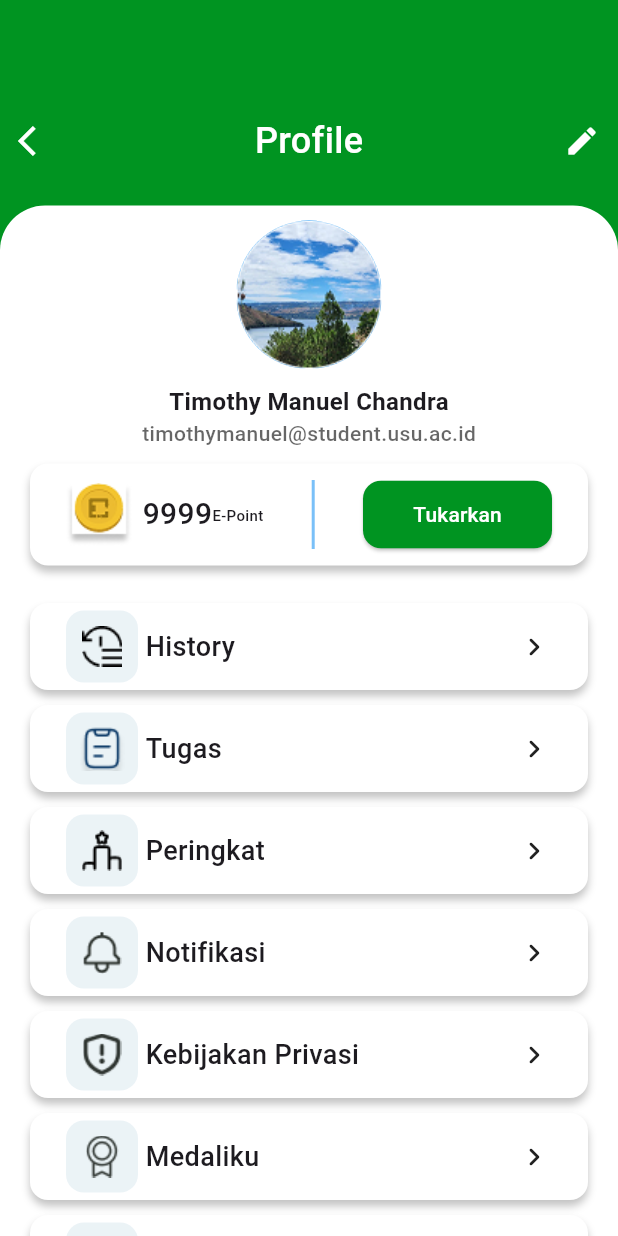
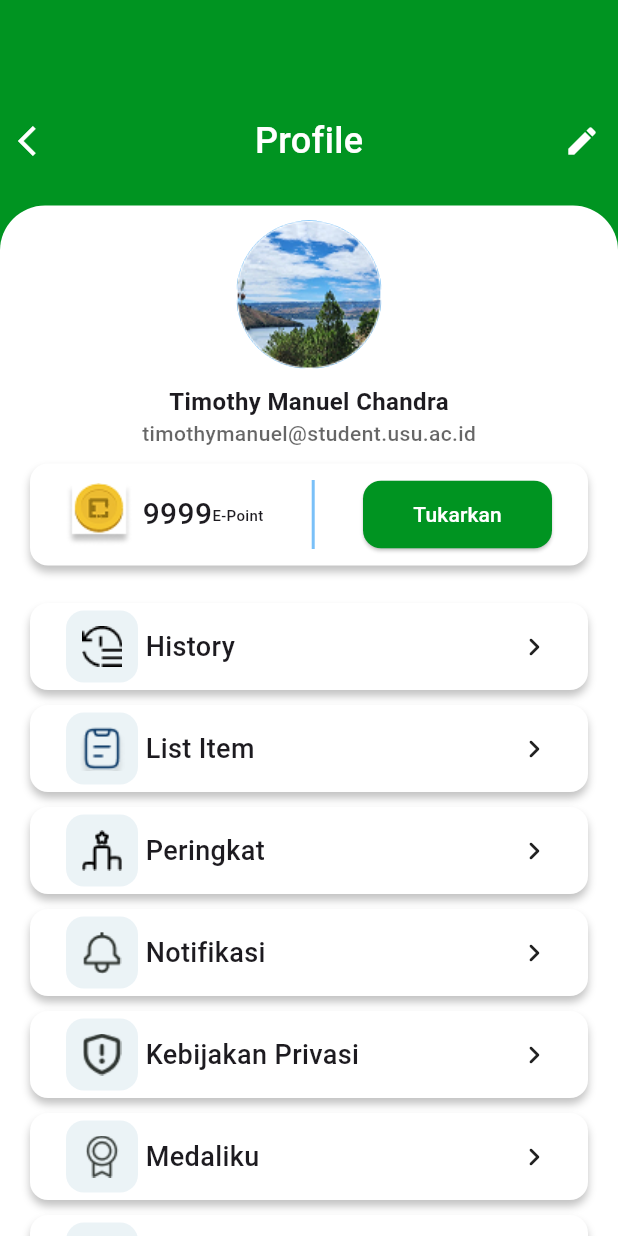
Before and after one commit to andcrst/Prak-PM, a Flutter app: the ProfileScreen screen opened directly, on a phone screen of 412 x 824 dp. Run offline on Flutter 3.47's test engine with Material 3 defaults, Android fonts, the phone set to English and light mode, and no system bars; our stand-ins replace cloud_firestore, firebase_auth, firebase_core, google_sign_in, permission_handler; accounts and stored records are empty; generated files the repository leaves out were written again.

Commit message:
update list item

```diff
--- a/lib/screens/auth/profile.dart
+++ b/lib/screens/auth/profile.dart
@@ -154,7 +154,7 @@ class ProfileScreen extends StatelessWidget {
                             ),
                           ),
                         },
-                        child: menuList("Tugas", "assets/images/tugas.png"),
+                        child: menuList("List Item", "assets/images/tugas.png"),
                       ),
                       SizedBox(height: 10),
                       menuList("Peringkat", "assets/images/peringkat.png"),
```
Also changed, not shown: 1 other file.
